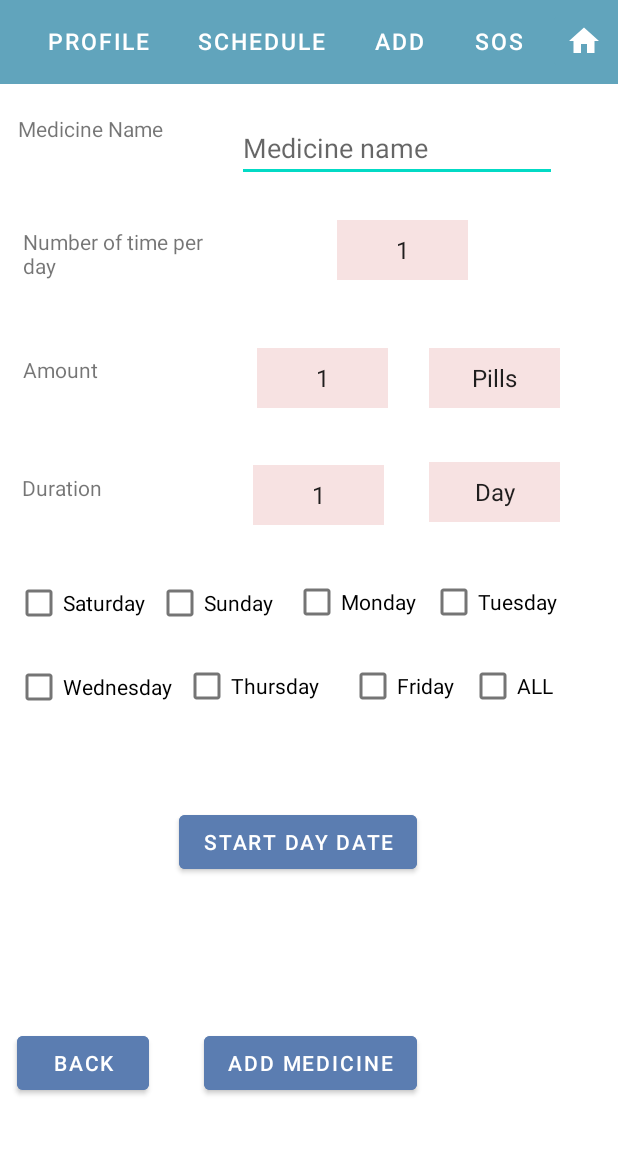
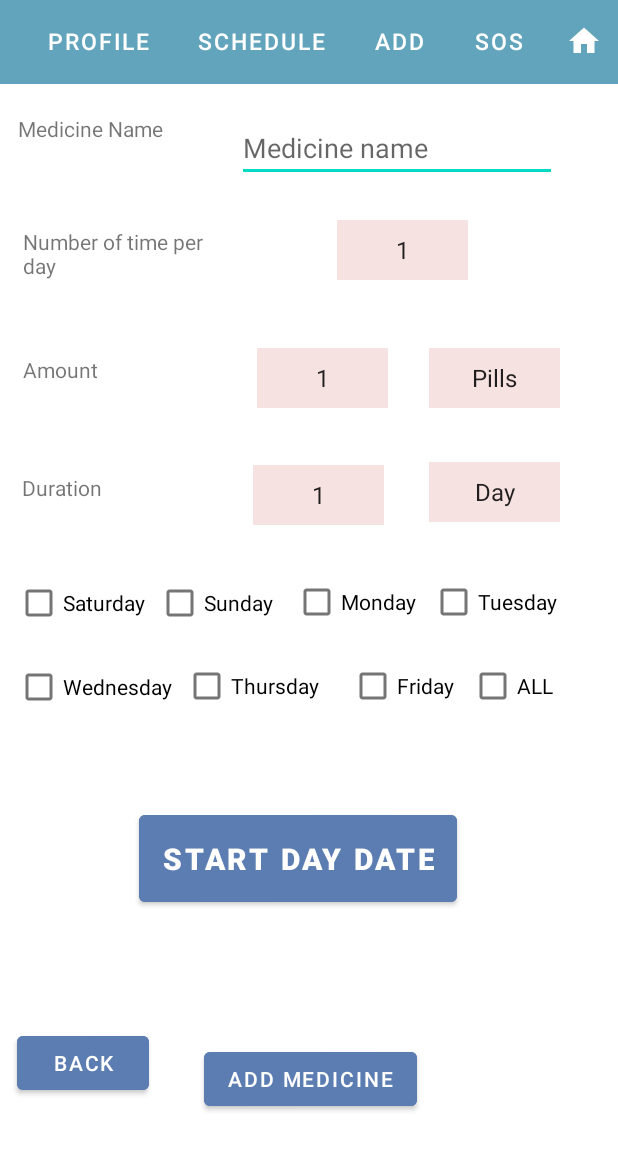
Before and after one commit to MohammedManni/CPIT99Project, an Android app: the Add_Medicine_Text screen opened directly, with no data from a screen before it, on a phone screen of 412 x 824 dp. Shown: the top 1150 px of the screen. Run offline under Robolectric (Android 15) with nearby library versions, the phone set to English and light mode, and no system bars.

Commit message:
select start date(add medicine)

```diff
--- a/app/src/main/java/com/example/safemedicare/Add_Medicine_Text.java
+++ b/app/src/main/java/com/example/safemedicare/Add_Medicine_Text.java
@@ -1,5 +1,6 @@
 package com.example.safemedicare;
 
+import android.app.DatePickerDialog;
 import android.content.Intent;
 import android.os.Bundle;
 import android.view.View;
@@ -7,6 +8,7 @@ import android.widget.AdapterView;
 import android.widget.ArrayAdapter;
 import android.widget.Button;
 import android.widget.CheckBox;
+import android.widget.DatePicker;
 import android.widget.EditText;
 import android.widget.ImageButton;
 import android.widget.Spinner;
@@ -14,11 +16,12 @@ import android.widget.Spinner;
 import androidx.appcompat.app.AppCompatActivity;
 
 import java.util.ArrayList;
+import java.util.Calendar;
 
 public class Add_Medicine_Text extends AppCompatActivity {
      String name, type;
-
     Spinner numberOfTimeSpin,amountNumberSpinner,amountTextSpinner ,numberDurationSpin,textDurationSpin;
+    DatePickerDialog datePickerDialog;
 
     ArrayList spin1,spin2,spin3,spin4,spin5 ;
     @Override
@@ -57,11 +60,28 @@ public class Add_Medicine_Text extends AppCompatActivity {
         Button add_medicine = findViewById(R.id.Add_medicine);
         Button back = findViewById(R.id.back);
 
+        ///////////////////SELECT THE DATE /////////////////////////////////
+        start_day_DATE.setOnClickListener(new View.OnClickListener() {
+            @Override
+            public void onClick(View v) {
+                // calender class's instance and get current date , month and year from calender
+                final Calendar c = Calendar.getInstance();
+                int mYear = c.get(Calendar.YEAR); // current year
+                int mMonth = c.get(Calendar.MONTH); // current month
+                int mDay = c.get(Calendar.DAY_OF_MONTH); // current day
+                // date picker dialog
+                datePickerDialog = new DatePickerDialog(Add_Medicine_Text.this, new DatePickerDialog.OnDateSetListener() {
 
-
-
-
-
+                    @Override
+                    public void onDateSet(DatePicker view, int year, int monthOfYear, int dayOfMonth) {
+                        // set day of month , month and year value in the edit text
+                        start_day_DATE.setText(dayOfMonth + "/" + (monthOfYear+1) + "/" + year);
+                    }
+                }, mYear, mMonth, mDay);
+                datePickerDialog.show();
+            }
+        });
+        /////////////////////////////////////////////////////////////////////////////////////////////////////////////
 
     }
     public void spinner() {
--- a/app/src/main/res/layout/add_medicine_text.xml
+++ b/app/src/main/res/layout/add_medicine_text.xml
@@ -259,6 +259,9 @@
         android:layout_marginEnd="134dp"
         android:backgroundTint="#5B7DB1"
         android:text="Start day DATE"
+        android:padding="15dp"
+        android:textSize="20sp"
+        android:textStyle="bold"
         app:layout_constraintEnd_toEndOf="parent"
         app:layout_constraintStart_toStartOf="parent"
         app:layout_constraintTop_toBottomOf="@+id/Friday" />
```
